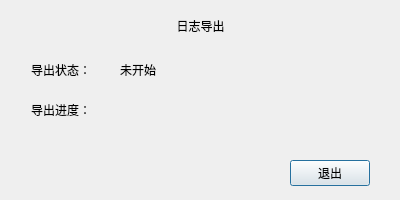
First picture: the form in logs/logmain/logmaineleexportdlg.ui, repository ChinaClever/BusBar-Qt, before the edit.
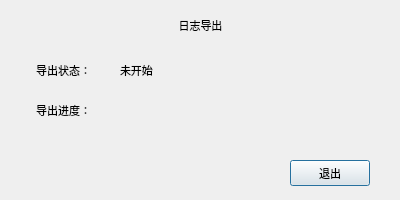
Second picture: the form after the edit.

```diff
--- a/logs/logmain/logmaineleexportdlg.ui
+++ b/logs/logmain/logmaineleexportdlg.ui
@@ -10,9 +10,20 @@
     <height>200</height>
    </rect>
   </property>
+  <property name="font">
+   <font>
+    <family>Ubuntu</family>
+    <pointsize>8</pointsize>
+    <italic>false</italic>
+    <bold>false</bold>
+   </font>
+  </property>
   <property name="windowTitle">
    <string>Dialog</string>
   </property>
+  <property name="styleSheet">
+   <string notr="true">font: 8pt &quot;Ubuntu&quot;;</string>
+  </property>
   <widget class="QLabel" name="label">
    <property name="geometry">
     <rect>
```
